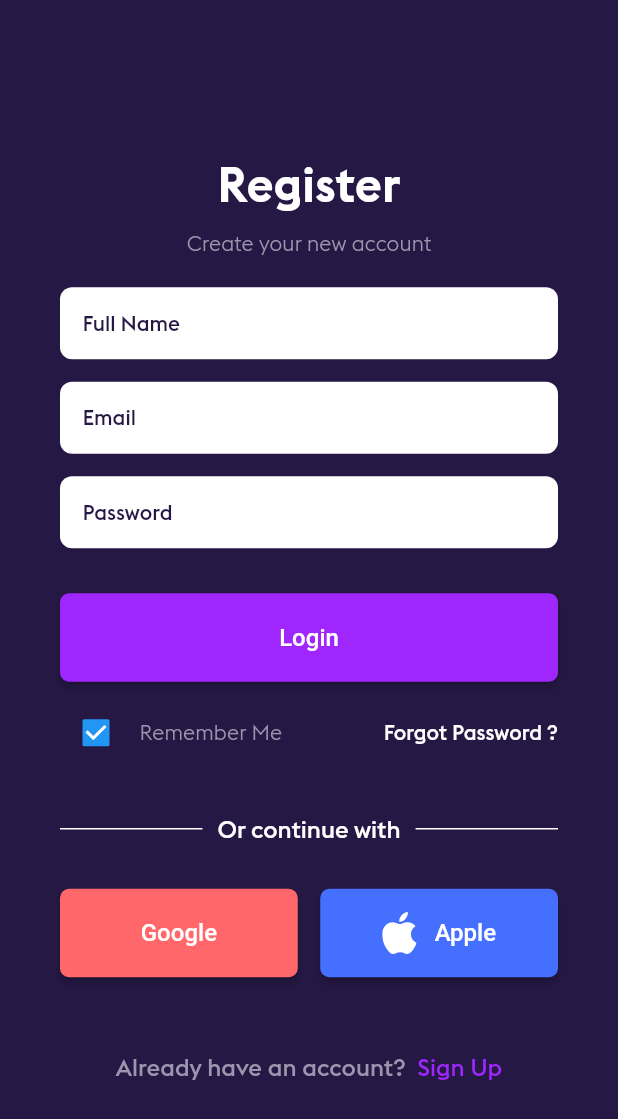
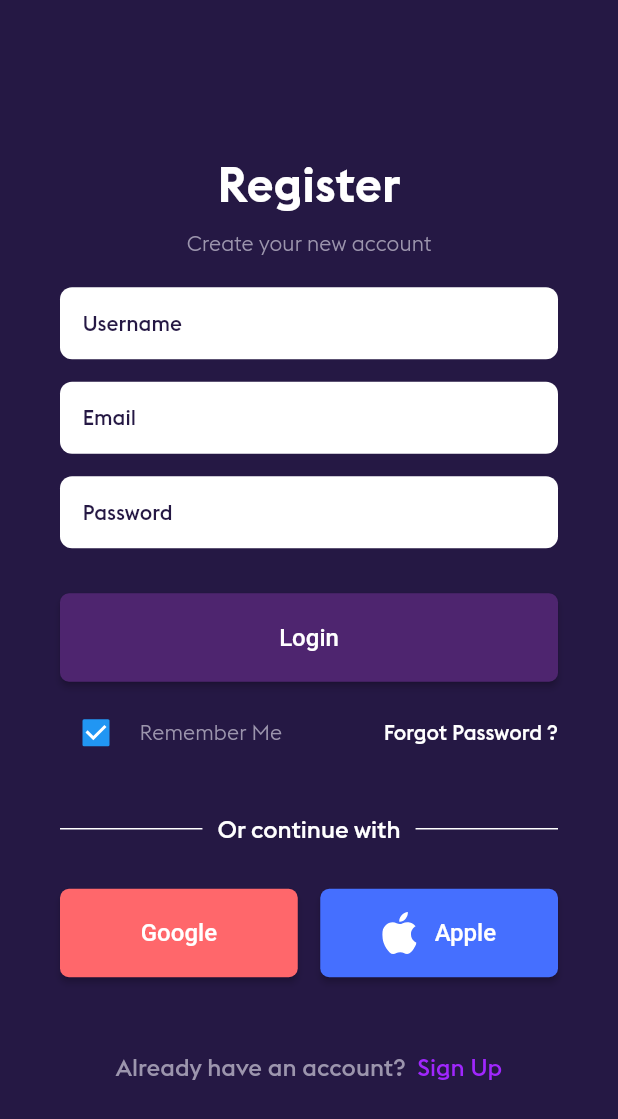
Before and after one commit to Alisherro/tracksync, a Flutter app: the RegistrationScreen screen opened by its route, after a tap on "Login", on a phone screen of 412 x 824 dp. Shown: the top 1119 px of the screen. Run offline on Flutter 3.47's test engine with Material 2 defaults, Android fonts, the light colour scheme and no system bars; our stand-ins replace bloc, equatable, fl_chart, flutter_animate, flutter_bloc, flutter_svg and 5 more; accounts and stored records are empty; generated files the repository leaves out were written again; network calls fail; project files that could hold a hidden picture were left out.

Commit message:
auth cubits basic logic

```diff
--- a/lib/config/router_config.dart
+++ b/lib/config/router_config.dart
@@ -3,9 +3,11 @@ import 'package:flutter_bloc/flutter_bloc.dart';
 import 'package:go_router/go_router.dart';
 import 'package:provider/provider.dart';
 import 'package:shared_preferences/shared_preferences.dart';
+import 'package:tracksync/config/app_dependencies.dart';
 import 'package:tracksync/domain/use_cases/run_result_use_case.dart';
 import 'package:tracksync/domain/use_cases/users_use_case.dart';
 import 'package:tracksync/presentation/blocs/login_cubit/login_cubit.dart';
+import 'package:tracksync/presentation/blocs/register_cubit/register_cubit.dart';
 import 'package:tracksync/presentation/blocs/result_cubit/run_result_cubit.dart';
 import 'package:tracksync/presentation/screens/configuration_pages_screen.dart';
 import 'package:tracksync/presentation/screens/login_screen.dart';
@@ -63,7 +65,7 @@ class AppRouter {
           context: context,
           state: state,
           child: BlocProvider(
-            child:  LoginScreen(),
+            child: LoginScreen(),
             create: (c) => LoginCubit(
               Provider.of<UserUseCase>(context),
             ),
@@ -75,7 +77,11 @@ class AppRouter {
         pageBuilder: (context, state) => buildPageWithDefaultTransition(
           context: context,
           state: state,
-          child: const RegistrationScreen(),
+          child: BlocProvider(
+              create: (c) => RegisterCubit(
+                    context.read<UserUseCase>(),
+                  ),
+              child:  RegistrationScreen()),
         ),
         path: '/registration',
       ),
@@ -118,7 +124,7 @@ class AppRouter {
                 pageBuilder: (context, state) => buildPageWithDefaultTransition(
                   context: context,
                   state: state,
-                  child: const RunningMapScreen(),
+                  child:  const RunningMapScreen(),
                 ),
               )
             ],
--- a/lib/data/data_provider/user_remote_data_provider.dart
+++ b/lib/data/data_provider/user_remote_data_provider.dart
@@ -14,7 +14,6 @@ class UserHttpDataProvider extends UserRemoteDataProvider {
 
   @override
   Future<String> login(String userName, String password) async {
-    print('LOGIN');
     final url = Uri.parse('${_baseUrl}auth');
     final body = {"username": userName, "password": password};
     final json = jsonEncode(body);
@@ -34,8 +33,10 @@ class UserHttpDataProvider extends UserRemoteDataProvider {
   Future<bool> register(String userName, String email, String password) async {
     final url = Uri.parse('${_baseUrl}registration');
     final body = {"username": userName, "password": password, "email": email};
-    final json = jsonEncode(body.toString());
-    final response = await http.post(url, body: json);
+    final json = jsonEncode(body);
+    final response = await http.post(url, body: json,headers: {
+      'Content-Type': 'application/json',
+    });
     if (response.statusCode == 200) {
       return true;
     } else {
--- a/lib/main.dart
+++ b/lib/main.dart
@@ -5,6 +5,7 @@ import 'package:provider/provider.dart';
 import 'package:tracksync/config/app_dependencies.dart';
 import 'package:tracksync/config/app_theme.dart';
 import 'package:tracksync/config/router_config.dart';
+import 'package:tracksync/presentation/providers/user_provider.dart';
 
 import 'config/bloc_observer.dart';
 
@@ -31,7 +32,8 @@ class MyApp extends StatelessWidget {
         ),
         Provider.value(
           value: AppDependencies.provideUserUseCase(),
-        )
+        ),
+        ChangeNotifierProvider(create: (_) => UserProvider())
       ],
       child: MaterialApp.router(
         debugShowCheckedModeBanner: false,
--- a/lib/presentation/blocs/login_cubit/login_cubit.dart
+++ b/lib/presentation/blocs/login_cubit/login_cubit.dart
@@ -1,23 +1,23 @@
 import 'package:bloc/bloc.dart';
 import 'package:flutter/cupertino.dart';
 import 'package:meta/meta.dart';
+import 'package:tracksync/data/models/user.dart';
 
 import '../../../domain/use_cases/user_use_case.dart';
 
 part 'login_state.dart';
 
 class LoginCubit extends Cubit<LoginState> {
-  LoginCubit(this.userUseCase) : super(LoginInitial());
+  LoginCubit(UserUseCase userUseCase) : _userUseCase=userUseCase, super(LoginInitial());
 
-  final UserUseCase userUseCase;
+  final UserUseCase _userUseCase;
 
   Future<void> onLoginButtonTapped(
       String userName, String password, bool remember) async {
     emit(LoginLoading());
     try {
-      String token = await userUseCase.login(userName, password);
-      print(token);
-      emit(LoginSuccess());
+      String token = await _userUseCase.login(userName, password);
+      emit(LoginSuccess(User(nickName: userName)));
     } catch (e) {
       emit(LoginError());
     }
--- /dev/null
+++ b/lib/presentation/blocs/register_cubit/register_cubit.dart
@@ -0,0 +1,23 @@
+import 'package:bloc/bloc.dart';
+import 'package:meta/meta.dart';
+
+import '../../../data/models/user.dart';
+import '../../../domain/use_cases/user_use_case.dart';
+
+part 'register_state.dart';
+
+class RegisterCubit extends Cubit<RegisterState> {
+  RegisterCubit(UserUseCase userUseCase)
+      : _userUseCase = userUseCase,
+        super(RegisterInitial());
+  final UserUseCase _userUseCase;
+
+  Future<void> onLoginButtonTapped(
+      String userName, String email, String password) async {
+    emit(RegisterLoading());
+    bool success = await _userUseCase.register(userName, email, password);
+    success
+        ? emit(RegisterSuccess(User(nickName: userName)))
+        : emit(RegisterFail());
+  }
+}
--- /dev/null
+++ b/lib/presentation/blocs/register_cubit/register_state.dart
@@ -0,0 +1,16 @@
+part of 'register_cubit.dart';
+
+@immutable
+abstract class RegisterState {}
+
+class RegisterInitial extends RegisterState {}
+
+class RegisterSuccess extends RegisterState {
+  RegisterSuccess(this.user);
+
+  final User user;
+}
+
+class RegisterFail extends RegisterState {}
+
+class RegisterLoading extends RegisterState {}
--- /dev/null
+++ b/lib/presentation/providers/user_provider.dart
@@ -0,0 +1,14 @@
+import 'package:flutter/cupertino.dart';
+import 'package:tracksync/data/models/user.dart';
+
+class UserProvider extends ChangeNotifier {
+  User? _user;
+
+  User? get user => _user;
+
+  set user(User? value) {
+    _user = value;
+    notifyListeners();
+  }
+
+}
--- a/lib/presentation/screens/profile_screen.dart
+++ b/lib/presentation/screens/profile_screen.dart
@@ -1,7 +1,9 @@
 import 'package:flutter/material.dart';
+import 'package:flutter_bloc/flutter_bloc.dart';
 import 'package:flutter_svg/flutter_svg.dart';
 import 'package:go_router/go_router.dart';
 import 'package:tracksync/constants.dart';
+import 'package:tracksync/presentation/providers/user_provider.dart';
 
 import '../widgets/info_section_widget.dart';
 
@@ -44,7 +46,8 @@ class ProfileScreen extends StatelessWidget {
                                 ?.copyWith(color: Colors.white),
                           ),
                           Text(
-                            'TurBo777',
+                            context.read<UserProvider>().user?.nickName ??
+                                'null',
                             style:
                                 Theme.of(context).textTheme.bodyLarge?.copyWith(
                                       color: redColor,
--- a/lib/presentation/screens/registration_screen.dart
+++ b/lib/presentation/screens/registration_screen.dart
@@ -1,14 +1,34 @@
 import 'package:flutter/material.dart';
+import 'package:flutter_bloc/flutter_bloc.dart';
 import 'package:flutter_svg/svg.dart';
 import 'package:go_router/go_router.dart';
+import 'package:tracksync/presentation/blocs/register_cubit/register_cubit.dart';
+import 'package:tracksync/presentation/providers/user_provider.dart';
 import '../../constants.dart';
 
 class RegistrationScreen extends StatelessWidget {
-  const RegistrationScreen({super.key});
+  RegistrationScreen({super.key});
+
+  final nameController = TextEditingController();
+  final emailController = TextEditingController();
+  final passwordController = TextEditingController();
 
   @override
   Widget build(BuildContext context) {
-    return Scaffold(
+    return BlocListener<RegisterCubit, RegisterState>(
+      listener: (context, state) {
+        if (state is RegisterFail) {
+          ScaffoldMessenger.of(context).showSnackBar(
+            const SnackBar(
+              content: Text('Error'),
+            ),
+          );
+        } else if (state is RegisterSuccess) {
+          context.read<UserProvider>().user = state.user;
+          context.go('/run');
+        }
+      },
+      child: Scaffold(
         resizeToAvoidBottomInset: false,
         body: Padding(
           padding: const EdgeInsets.symmetric(horizontal: 40),
@@ -23,29 +43,51 @@ class RegistrationScreen extends StatelessWidget {
                 style: Theme.of(context).textTheme.titleSmall,
               ),
               const SizedBox(height: 20),
-            const TextField(
-              decoration: InputDecoration(
-                hintText: 'Full Name',
+              TextField(
+                controller: nameController,
+                decoration: const InputDecoration(
+                  hintText: 'Username',
                 ),
               ),
               const SizedBox(height: 15),
-            const TextField(
-              decoration: InputDecoration(
+              TextField(
+                controller: emailController,
+                decoration: const InputDecoration(
                   hintText: 'Email',
                 ),
               ),
               const SizedBox(height: 15),
-            const TextField(
-              decoration: InputDecoration(
+              TextField(
+                controller: passwordController,
+                decoration: const InputDecoration(
                   hintText: 'Password',
                 ),
               ),
               const SizedBox(height: 30),
               SizedBox(
                 width: double.infinity,
-              child: ElevatedButton(
+                child: BlocBuilder<RegisterCubit, RegisterState>(
+                  builder: (context, state) {
+                    if (state is RegisterLoading) {
+                      return ElevatedButton(
+                        style: const ButtonStyle(
+                            backgroundColor:
+                                MaterialStatePropertyAll(disabledButtonColor)),
                         onPressed: () {},
                         child: const Text('Login'),
+                      );
+                    } else {
+                      return ElevatedButton(
+                        onPressed: () {
+                          context.read<RegisterCubit>().onLoginButtonTapped(
+                              nameController.text,
+                              emailController.text,
+                              passwordController.text);
+                        },
+                        child: const Text('Login'),
+                      );
+                    }
+                  },
                 ),
               ),
               const SizedBox(height: 10),
@@ -157,6 +199,7 @@ class RegistrationScreen extends StatelessWidget {
             ],
           ),
         ),
+      ),
     );
   }
 }
```
Also changed, not shown: lib/presentation/blocs/login_cubit/login_state.dart (+6 -2 lines), lib/presentation/screens/login_screen.dart (+12 -6 lines), lib/presentation/screens/running_map_screen.dart (+4 -4 lines). Lines whose indentation alone changed are shown as unchanged.
